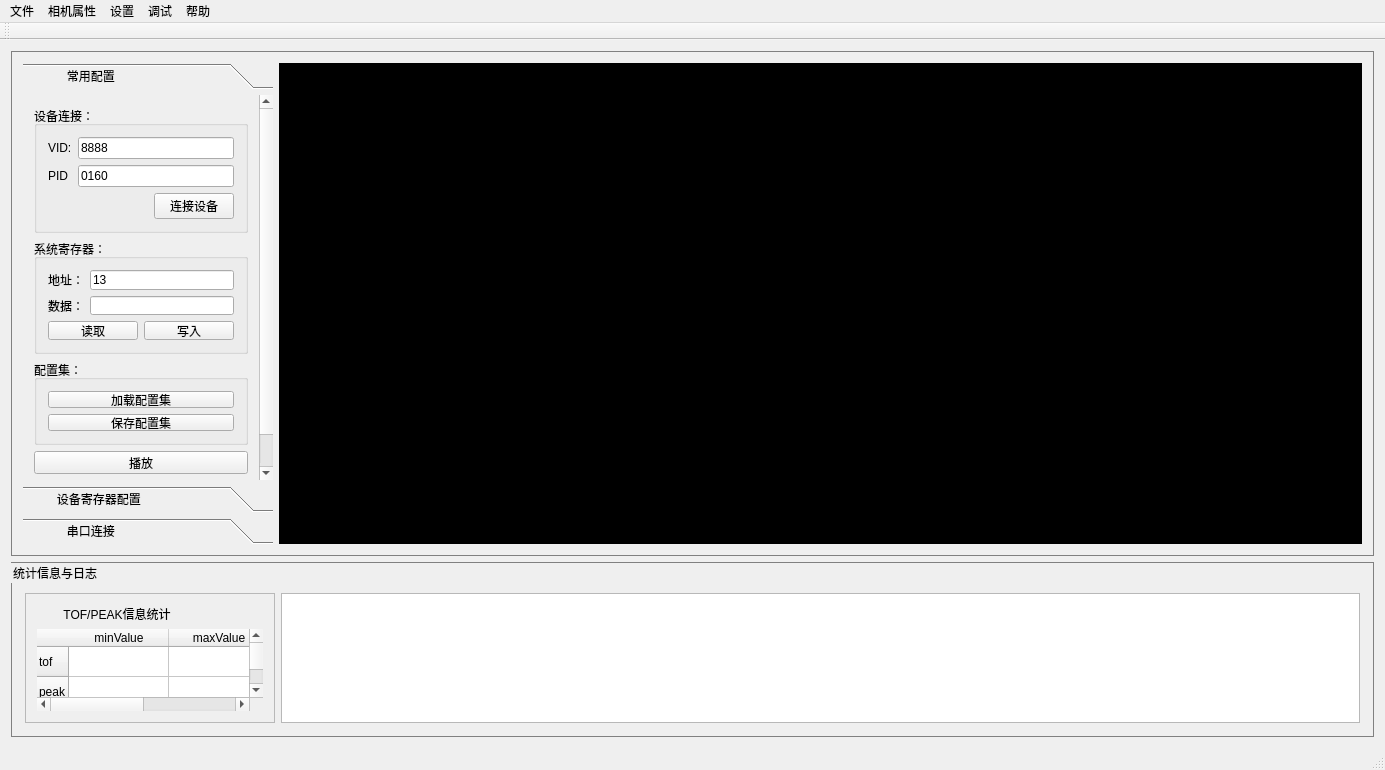
heathen557/linearArrayUSB, file mainwindow.ui: the form before one commit.
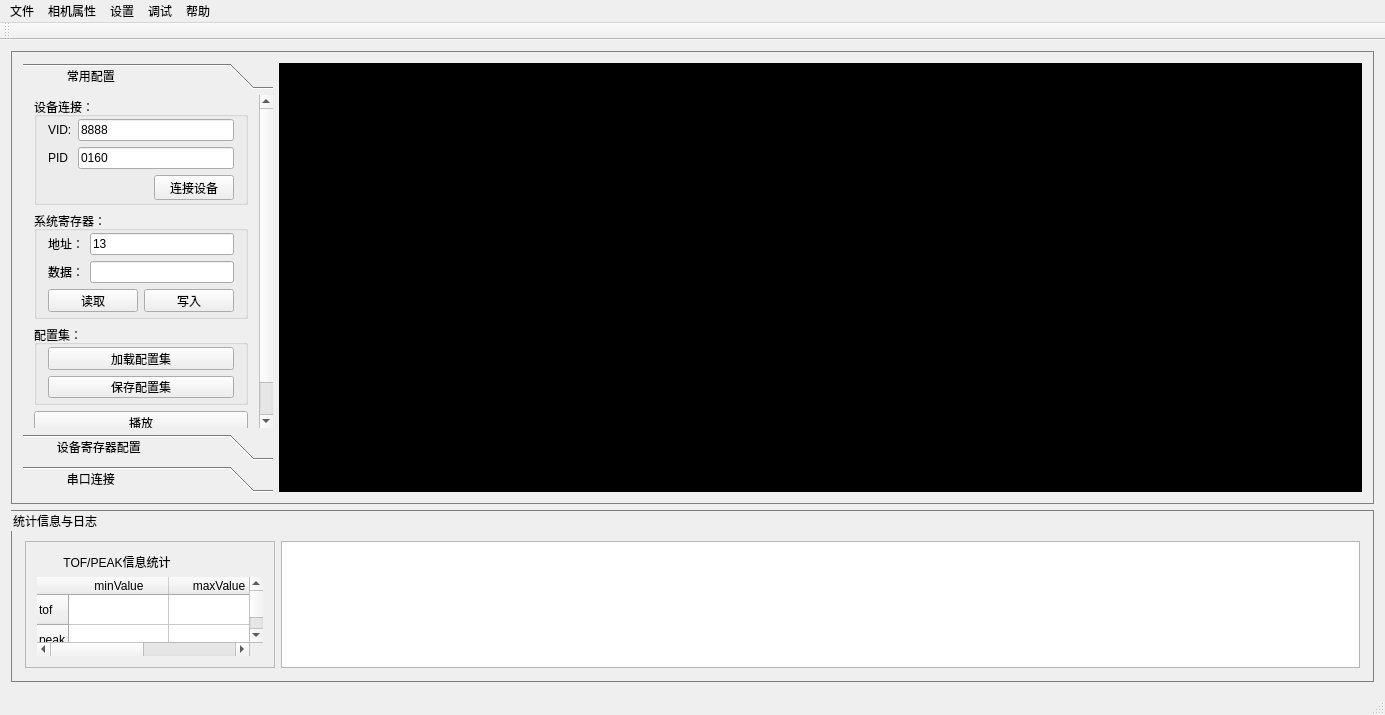
The form after the commit. Icons and pictures are not drawn. Custom widgets are drawn as their Qt base class.

Diff of the .ui file:
```diff
--- a/mainwindow.ui
+++ b/mainwindow.ui
@@ -7,7 +7,7 @@
     <x>0</x>
     <y>0</y>
     <width>1385</width>
-    <height>770</height>
+    <height>715</height>
    </rect>
   </property>
   <property name="windowTitle">
@@ -60,13 +60,19 @@
             <x>0</x>
             <y>0</y>
             <width>250</width>
-            <height>413</height>
+            <height>358</height>
            </rect>
           </property>
           <attribute name="label">
            <string>            常用配置</string>
           </attribute>
           <layout class="QGridLayout" name="gridLayout_3">
+           <property name="topMargin">
+            <number>2</number>
+           </property>
+           <property name="bottomMargin">
+            <number>0</number>
+           </property>
            <item row="3" column="0">
             <widget class="QPushButton" name="pushButton_5">
              <property name="maximumSize">
@@ -101,7 +107,7 @@
              <property name="maximumSize">
               <size>
                <width>230</width>
-               <height>130</height>
+               <height>108</height>
               </size>
              </property>
              <property name="styleSheet">
@@ -111,6 +117,12 @@
               <string>设备连接：</string>
              </property>
              <layout class="QGridLayout" name="gridLayout_8">
+              <property name="topMargin">
+               <number>2</number>
+              </property>
+              <property name="bottomMargin">
+               <number>2</number>
+              </property>
               <item row="0" column="0">
                <layout class="QHBoxLayout" name="horizontalLayout_2">
                 <item>
@@ -182,7 +194,7 @@
              <property name="maximumSize">
               <size>
                <width>230</width>
-               <height>115</height>
+               <height>108</height>
               </size>
              </property>
              <property name="styleSheet">
@@ -193,6 +205,12 @@
               <string>系统寄存器：</string>
              </property>
              <layout class="QGridLayout" name="gridLayout_9">
+              <property name="topMargin">
+               <number>2</number>
+              </property>
+              <property name="bottomMargin">
+               <number>4</number>
+              </property>
               <item row="0" column="0">
                <layout class="QHBoxLayout" name="horizontalLayout_4">
                 <item>
@@ -251,13 +269,19 @@
              <property name="maximumSize">
               <size>
                <width>16777215</width>
-               <height>85</height>
+               <height>80</height>
               </size>
              </property>
              <property name="title">
               <string>配置集：</string>
              </property>
              <layout class="QGridLayout" name="gridLayout_11">
+              <property name="topMargin">
+               <number>2</number>
+              </property>
+              <property name="bottomMargin">
+               <number>4</number>
+              </property>
               <item row="0" column="0">
                <layout class="QVBoxLayout" name="verticalLayout_2">
                 <item>
```
Left out of the diff: 4 changed lines with no effect on the pictures.
